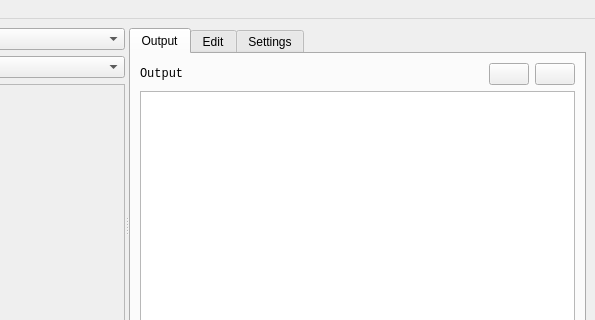
Above: MainWindow.ui from jplozf/Quish before the change; both pictures show x 91 to 686 and y 0 to 320 of the 686 by 452 pixel window. Below: the same form after it.
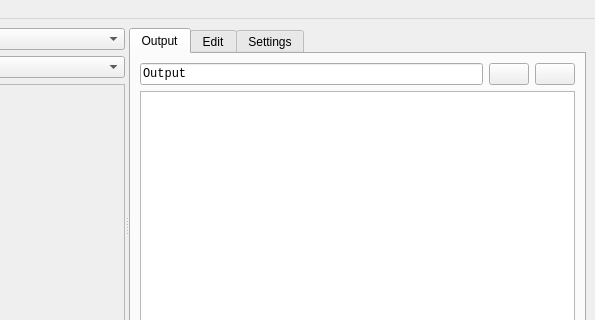
That is the form after the change. The open tabs and pages were chosen to show the change. Icons and pictures are not drawn. Custom widgets are drawn as their Qt base class.

Commit message: enhance command line generation

What changed in the file:
```diff
--- a/MainWindow.ui
+++ b/MainWindow.ui
@@ -120,7 +120,10 @@
               <item row="0" column="0">
                <layout class="QHBoxLayout" name="horizontalLayout_3">
                 <item>
-                 <widget class="QLabel" name="lblCommand">
+                 <widget class="QLineEdit" name="lblCommand">
+                  <property name="readOnly">
+                   <bool>true</bool>
+                  </property>
                   <property name="font">
                    <font>
                     <family>Consolas</family>
@@ -134,19 +137,7 @@
                   </property>
                  </widget>
                 </item>
-                <item>
-                 <spacer name="horizontalSpacer_3">
-                  <property name="orientation">
-                   <enum>Qt::Horizontal</enum>
-                  </property>
-                  <property name="sizeHint" stdset="0">
-                   <size>
-                    <width>40</width>
-                    <height>20</height>
-                   </size>
-                  </property>
-                 </spacer>
-                </item>
+
                 <item>
                  <widget class="QPushButton" name="btnClear">
                   <property name="text">
```
The commit also changes 2 other files.
